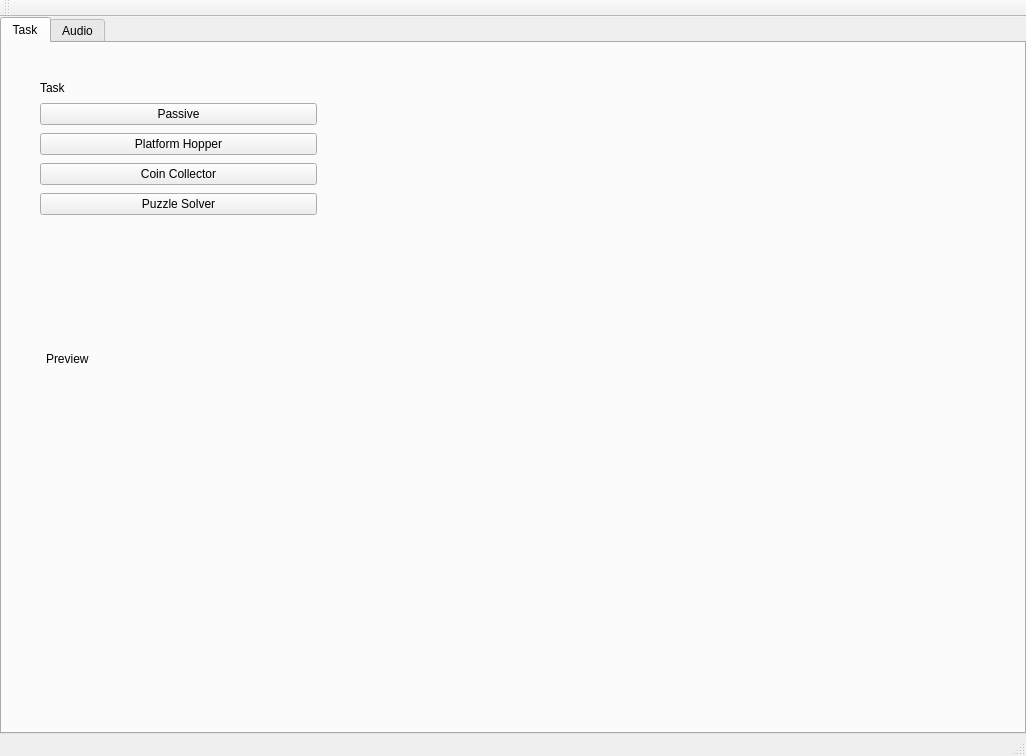
First picture: the form in mainwindow.ui, repository Painless-VR-Capstone/Qt-ClientApp, before the edit.
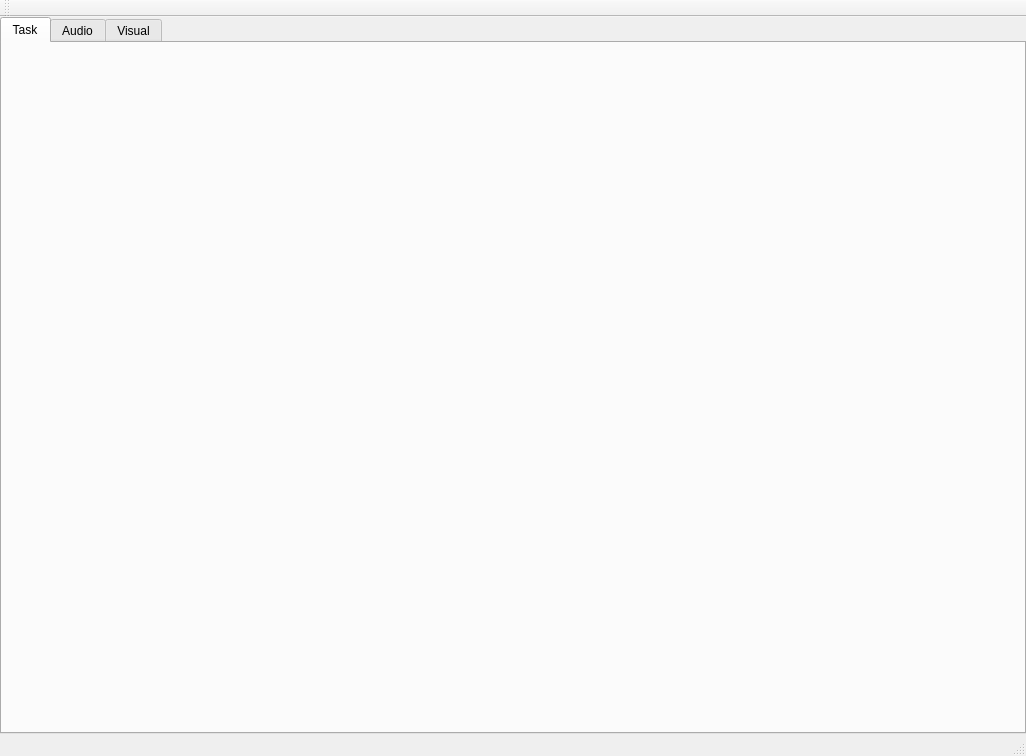
Second picture: the form after the edit.

What changed in the file:
```diff
--- a/mainwindow.ui
+++ b/mainwindow.ui
@@ -54,166 +54,18 @@
        <attribute name="title">
         <string>Task</string>
        </attribute>
-       <layout class="QGridLayout" name="gridLayout">
-        <item row="0" column="1">
-         <widget class="QWidget" name="widget_2" native="true">
-          <property name="sizePolicy">
-           <sizepolicy hsizetype="Preferred" vsizetype="Minimum">
-            <horstretch>2</horstretch>
-            <verstretch>0</verstretch>
-           </sizepolicy>
-          </property>
-          <widget class="QWidget" name="widget_3" native="true">
-           <property name="geometry">
-            <rect>
-             <x>10</x>
-             <y>10</y>
-             <width>438</width>
-             <height>482</height>
-            </rect>
-           </property>
-           <property name="sizePolicy">
-            <sizepolicy hsizetype="Expanding" vsizetype="Expanding">
-             <horstretch>0</horstretch>
-             <verstretch>0</verstretch>
-            </sizepolicy>
-           </property>
-           <layout class="QGridLayout" name="gridLayout_3"/>
-          </widget>
-          <zorder>widget_3</zorder>
-          <zorder>label_2</zorder>
-         </widget>
-        </item>
-        <item row="0" column="0">
-         <widget class="QWidget" name="widget" native="true">
-          <property name="sizePolicy">
-           <sizepolicy hsizetype="Minimum" vsizetype="Preferred">
-            <horstretch>1</horstretch>
-            <verstretch>0</verstretch>
-           </sizepolicy>
-          </property>
-          <layout class="QGridLayout" name="gridLayout_2">
-           <item row="0" column="0">
-            <layout class="QVBoxLayout" name="verticalLayout">
-             <property name="spacing">
-              <number>8</number>
-             </property>
-             <property name="leftMargin">
-              <number>16</number>
-             </property>
-             <property name="topMargin">
-              <number>16</number>
-             </property>
-             <property name="rightMargin">
-              <number>16</number>
-             </property>
-             <property name="bottomMargin">
-              <number>16</number>
-             </property>
-             <item>
-              <widget class="QLabel" name="label">
-               <property name="sizePolicy">
-                <sizepolicy hsizetype="Minimum" vsizetype="Fixed">
-                 <horstretch>0</horstretch>
-                 <verstretch>0</verstretch>
-                </sizepolicy>
-               </property>
-               <property name="text">
-                <string>Task</string>
-               </property>
-              </widget>
-             </item>
-             <item>
-              <widget class="QPushButton" name="passiveButton">
-               <property name="text">
-                <string>Passive</string>
-               </property>
-              </widget>
-             </item>
-             <item>
-              <widget class="QPushButton" name="pushButton_3">
-               <property name="text">
-                <string>Platform Hopper</string>
-               </property>
-              </widget>
-             </item>
-             <item>
-              <widget class="QPushButton" name="pushButton_4">
-               <property name="text">
-                <string>Coin Collector</string>
-               </property>
-              </widget>
-             </item>
-             <item>
-              <widget class="QPushButton" name="pushButton">
-               <property name="text">
-                <string>Puzzle Solver</string>
-               </property>
-              </widget>
-             </item>
-             <item>
-              <layout class="QVBoxLayout" name="verticalLayout_3">
-               <property name="leftMargin">
-                <number>6</number>
-               </property>
-               <property name="topMargin">
-                <number>6</number>
-               </property>
-               <property name="rightMargin">
-                <number>6</number>
-               </property>
-               <property name="bottomMargin">
-                <number>6</number>
-               </property>
-               <item>
-                <widget class="QLabel" name="taskPreview">
-                 <property name="sizePolicy">
-                  <sizepolicy hsizetype="Preferred" vsizetype="Preferred">
-                   <horstretch>0</horstretch>
-                   <verstretch>4</verstretch>
-                  </sizepolicy>
-                 </property>
-                 <property name="text">
-                  <string>Preview</string>
-                 </property>
-                </widget>
-               </item>
-               <item>
-                <widget class="QLabel" name="label_15">
-                 <property name="sizePolicy">
-                  <sizepolicy hsizetype="Preferred" vsizetype="Preferred">
-                   <horstretch>0</horstretch>
-                   <verstretch>3</verstretch>
-                  </sizepolicy>
-                 </property>
-                 <property name="text">
-                  <string/>
-                 </property>
-                 <property name="textFormat">
-                  <enum>Qt::RichText</enum>
-                 </property>
-                 <property name="alignment">
-                  <set>Qt::AlignLeading|Qt::AlignLeft|Qt::AlignTop</set>
-                 </property>
-                 <property name="wordWrap">
-                  <bool>true</bool>
-                 </property>
-                </widget>
-               </item>
-              </layout>
-             </item>
-            </layout>
-           </item>
-          </layout>
-         </widget>
-        </item>
-       </layout>
+       <layout class="QGridLayout" name="gridLayout"/>
       </widget>
       <widget class="QWidget" name="audioTab">
        <attribute name="title">
         <string>Audio</string>
        </attribute>
       </widget>
+      <widget class="QWidget" name="tab">
+       <attribute name="title">
+        <string>Visual</string>
+       </attribute>
+      </widget>
      </widget>
     </item>
    </layout>
```
